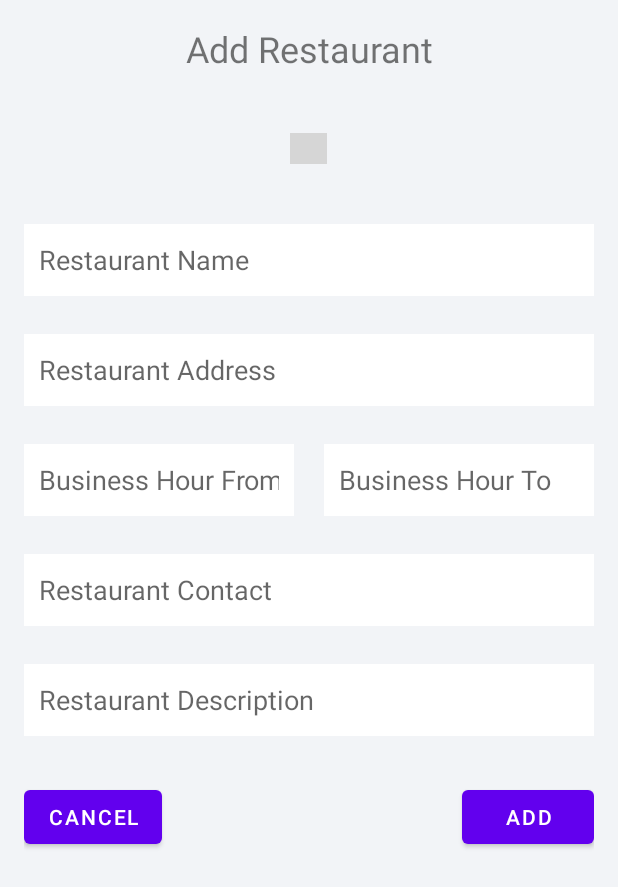
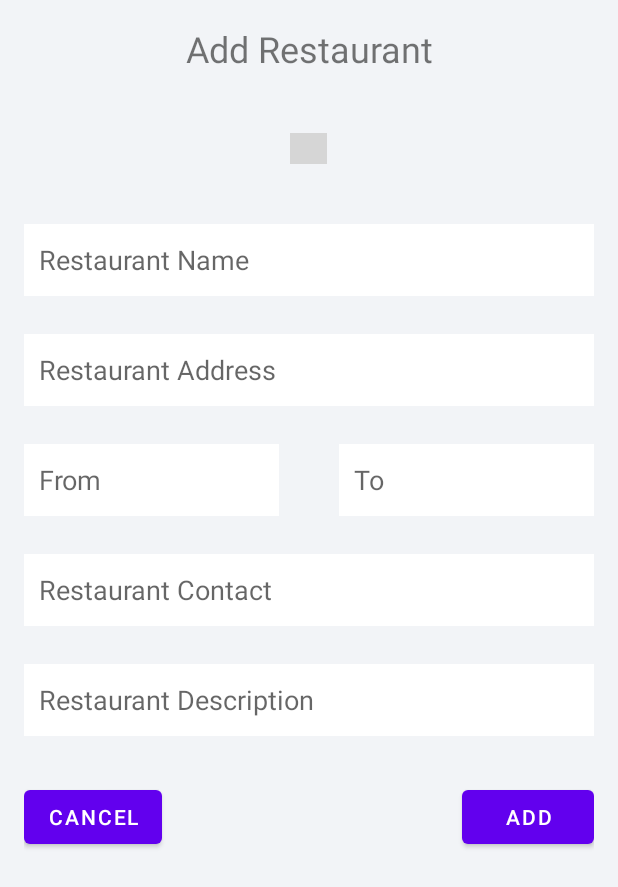
Before and after one commit to chuunfaii/mobile-assignment, an Android app: the layout add_restaurant.xml on its own in the app's theme, with its tools: preview values and no code run, on a phone screen of 412 x 824 dp. Shown: the top 887 px of the screen. Run offline under Robolectric (Android 15) with nearby library versions, the phone set to English and light mode, and no system bars; grey boxes are pictures that could not be loaded.

Commit message:
Modify width of business hour

```diff
--- a/app/src/main/res/layout/add_restaurant.xml
+++ b/app/src/main/res/layout/add_restaurant.xml
@@ -67,26 +67,26 @@
 
             <EditText
                 android:id="@+id/res_time"
-                android:layout_width="180dp"
+                android:layout_width="170dp"
                 android:layout_height="wrap_content"
                 android:layout_marginTop="25dp"
                 android:ems="10"
                 android:background="@color/white"
                 android:padding="10dp"
-                android:hint="Business Hour From"
+                android:hint="From"
                 android:inputType="time"
                 android:minHeight="48dp" />
 
             <EditText
                 android:id="@+id/res_time2"
-                android:layout_width="180dp"
+                android:layout_width="170dp"
                 android:layout_height="wrap_content"
                 android:layout_marginTop="25dp"
                 android:layout_alignParentRight="true"
                 android:ems="10"
                 android:background="@color/white"
                 android:padding="10dp"
-                android:hint="Business Hour To"
+                android:hint="To"
                 android:inputType="time"
                 android:minHeight="48dp" />
 
```
